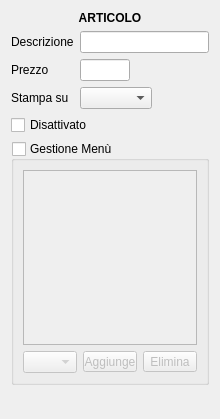
This is src/dettagliarticolo.ui in mtonin/gestcassa as Qt 5 draws it before an edit. The edited form follows.
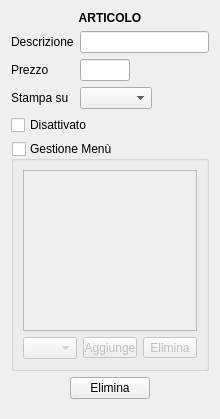
This is the edited form.

The edit to the form file:
```diff
--- a/src/dettagliarticolo.ui
+++ b/src/dettagliarticolo.ui
@@ -194,6 +194,43 @@
      </layout>
     </widget>
    </item>
+   <item>
+    <layout class="QHBoxLayout" name="horizontalLayout_3">
+     <item>
+      <spacer name="horizontalSpacer_3">
+       <property name="orientation">
+        <enum>Qt::Horizontal</enum>
+       </property>
+       <property name="sizeHint" stdset="0">
+        <size>
+         <width>40</width>
+         <height>20</height>
+        </size>
+       </property>
+      </spacer>
+     </item>
+     <item>
+      <widget class="QPushButton" name="eliminaBtn">
+       <property name="text">
+        <string>Elimina</string>
+       </property>
+      </widget>
+     </item>
+     <item>
+      <spacer name="horizontalSpacer_4">
+       <property name="orientation">
+        <enum>Qt::Horizontal</enum>
+       </property>
+       <property name="sizeHint" stdset="0">
+        <size>
+         <width>40</width>
+         <height>20</height>
+        </size>
+       </property>
+      </spacer>
+     </item>
+    </layout>
+   </item>
    <item>
     <spacer name="verticalSpacer">
      <property name="orientation">
```
